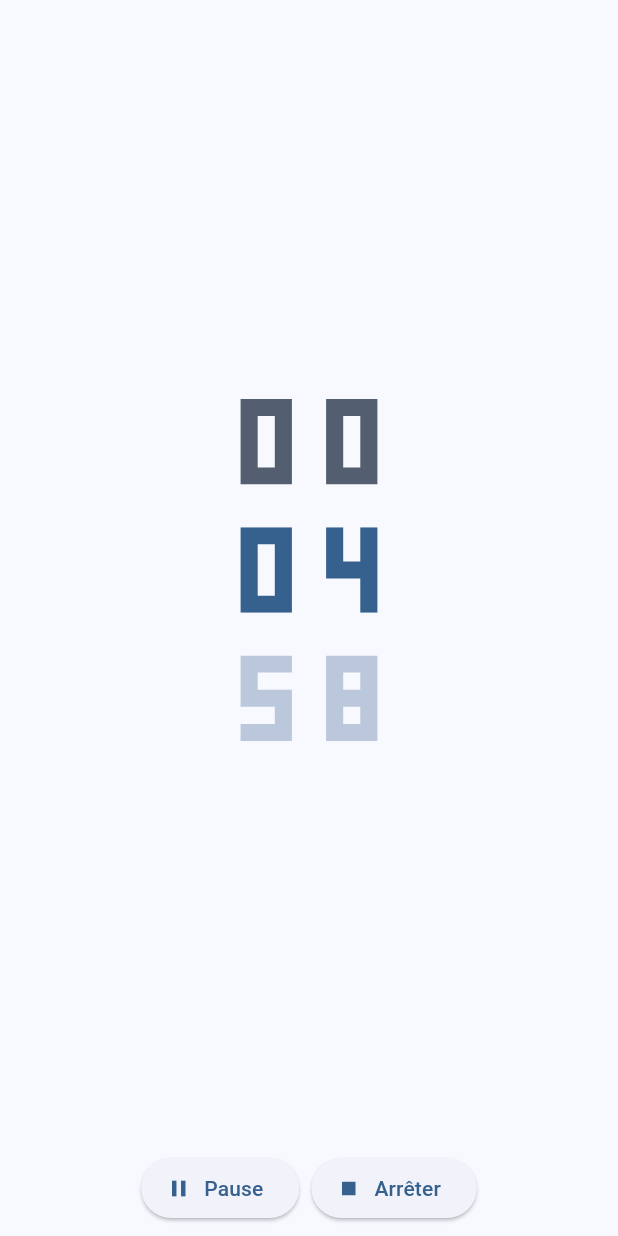
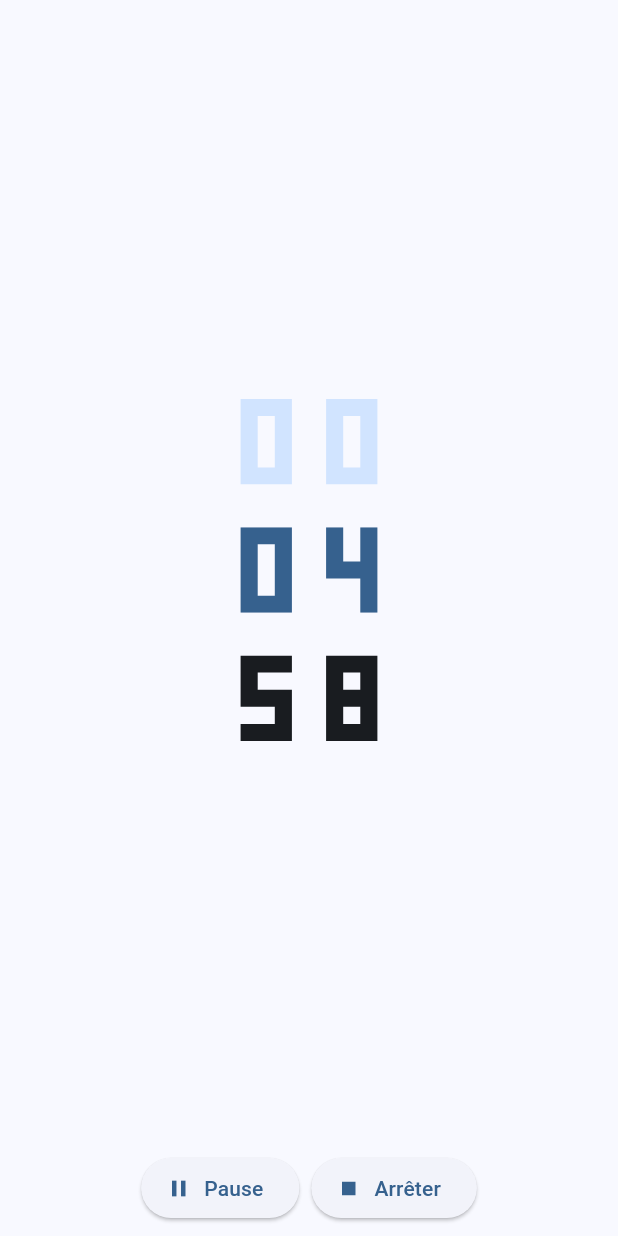
Before and after one commit to Natouche68/click-clock, a Flutter app: the Stopwatch widget shown alone on an empty page, opened directly, after a tap on "Démarrer", on a phone screen of 412 x 824 dp. Run offline on Flutter 3.47's test engine with Material 3 defaults, Android fonts, the phone set to English and light mode, and no system bars; our stand-ins replace carousel_slider, flutter_svg.

Commit message:
Update colors for better dark theme

```diff
--- a/lib/home.dart
+++ b/lib/home.dart
@@ -46,9 +46,9 @@ class _HomeState extends State<Home> {
   Widget build(BuildContext context) {
     final theme = Theme.of(context);
     final clockStyle = theme.textTheme.displayLarge!;
-    final clockColor1 = theme.colorScheme.secondary;
+    final clockColor1 = theme.colorScheme.primaryContainer;
     final clockColor2 = theme.colorScheme.primary;
-    final clockColor3 = theme.colorScheme.secondaryFixedDim;
+    final clockColor3 = theme.colorScheme.onSurface;
 
     return Center(
       child: Column(
--- a/lib/stopwatch.dart
+++ b/lib/stopwatch.dart
@@ -124,9 +124,9 @@ class _StopwatchState extends State<Stopwatch> {
   Widget build(BuildContext context) {
     final theme = Theme.of(context);
     final clockStyle = theme.textTheme.displayLarge!;
-    final clockColor1 = theme.colorScheme.secondary;
+    final clockColor1 = theme.colorScheme.primaryContainer;
     final clockColor2 = theme.colorScheme.primary;
-    final clockColor3 = theme.colorScheme.secondaryFixedDim;
+    final clockColor3 = theme.colorScheme.onSurface;
     final unselectedColor = theme.colorScheme.surfaceContainerHighest;
 
     final List<Widget> clock;
--- a/lib/timer.dart
+++ b/lib/timer.dart
@@ -90,9 +90,9 @@ class _TimerState extends State<TimerPage> {
 
     final theme = Theme.of(context);
     final clockStyle = theme.textTheme.displayLarge!;
-    final clockColor1 = theme.colorScheme.secondary;
+    final clockColor1 = theme.colorScheme.primaryContainer;
     final clockColor2 = theme.colorScheme.primary;
-    final clockColor3 = theme.colorScheme.secondaryFixedDim;
+    final clockColor3 = theme.colorScheme.onSurface;
 
     return Column(
       children: [
```
